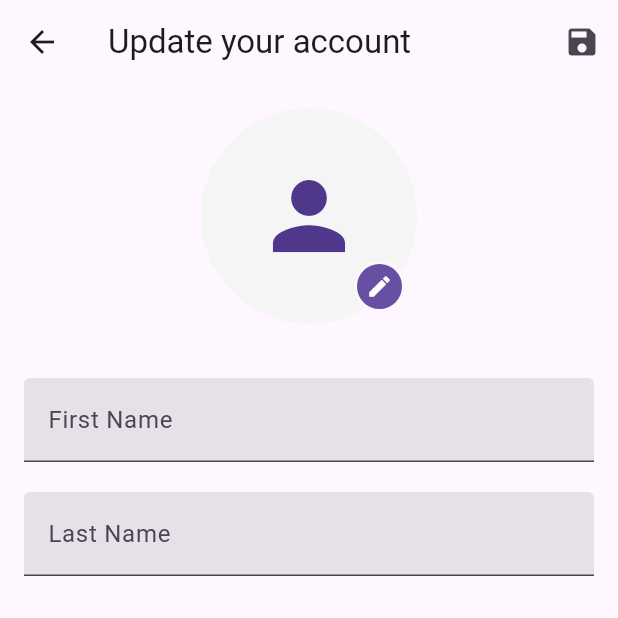
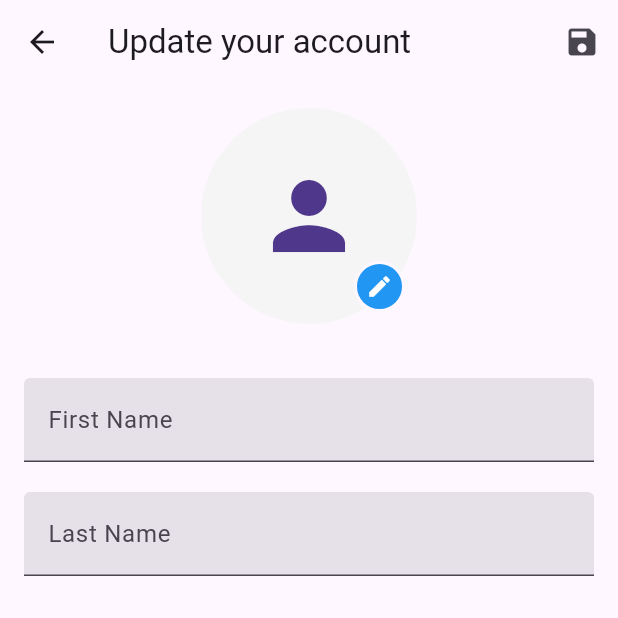
Before and after one commit to fatyga/notes_app, a Flutter app: the screen it shows once a user with an empty profile is signed in, after a tap on the "person" icon, after a tap on the "edit" icon, on a phone screen of 412 x 824 dp, the top half of it. Run offline on Flutter 3.47's test engine with Material 2 defaults, Android fonts, the phone set to English and light mode, and no system bars; our stand-ins replace auto_route, cached_network_image, cloud_firestore, firebase_auth, firebase_core, firebase_storage and 3 more; accounts and stored records are empty.

Commit message:
Add missing key to ExpandableFab widget

```diff
--- a/lib/notes/domain/note_preview_view_model.dart
+++ b/lib/notes/domain/note_preview_view_model.dart
@@ -57,7 +57,7 @@ class NotesPreviewViewModel extends ViewModel {
       _note.tags.insert(0, pinnedTag.id);
     }
     await _notesRepo.updateNote(_note);
-    print(note.tags);
+
     setViewState(ViewState.idle);
   }
 
--- a/lib/notes/screens/notes_list_page.dart
+++ b/lib/notes/screens/notes_list_page.dart
@@ -117,14 +117,15 @@ class _NoteListPageState extends State<NoteListPage> {
             }),
         floatingActionButtonLocation: ExpandableFab.location,
         floatingActionButton: ExpandableFab(
+            key: _fabKey,
             overlayStyle: ExpandableFabOverlayStyle(blur: 2.0),
             type: ExpandableFabType.up,
             children: [
               FloatingActionButton(
                 heroTag: null,
                 onPressed: () {
+                  context.router.push(const NewNoteRoute());
                   _fabKey.currentState?.toggle();
-                  context.router.push(const NewNoteRoute());
                 },
                 child: const Icon(Icons.note_add, size: 28),
               ),
--- a/lib/themes/dark_theme.dart
+++ b/lib/themes/dark_theme.dart
@@ -1,3 +1,4 @@
 import 'package:flutter/material.dart';
 
-ThemeData get darkTheme => ThemeData.dark(useMaterial3: true);
+ThemeData get darkTheme =>
+    ThemeData.dark(useMaterial3: true).copyWith(primaryColor: Colors.blue);
--- a/lib/themes/light_theme.dart
+++ b/lib/themes/light_theme.dart
@@ -1,3 +1,4 @@
 import 'package:flutter/material.dart';
 
-ThemeData get lightTheme => ThemeData.light(useMaterial3: true);
+ThemeData get lightTheme =>
+    ThemeData.light(useMaterial3: true).copyWith(primaryColor: Colors.blue);
```
Also changed, not shown: lib/notes/domain/tags_manage_view_model.dart (+3 -5 lines), lib/notes/screens/new_note_page.dart (+6 -3 lines).
